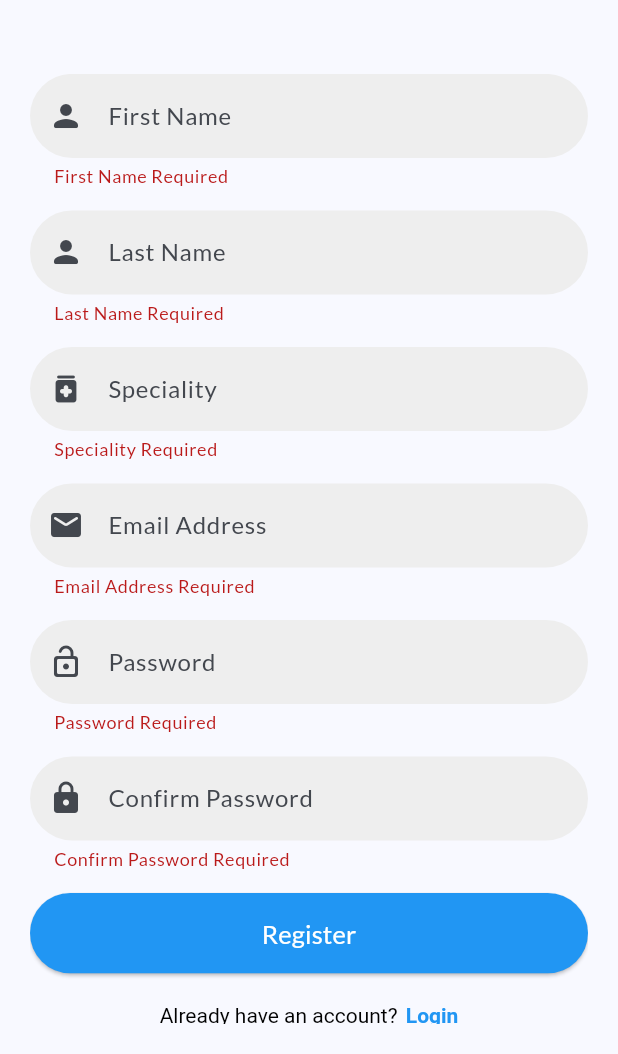
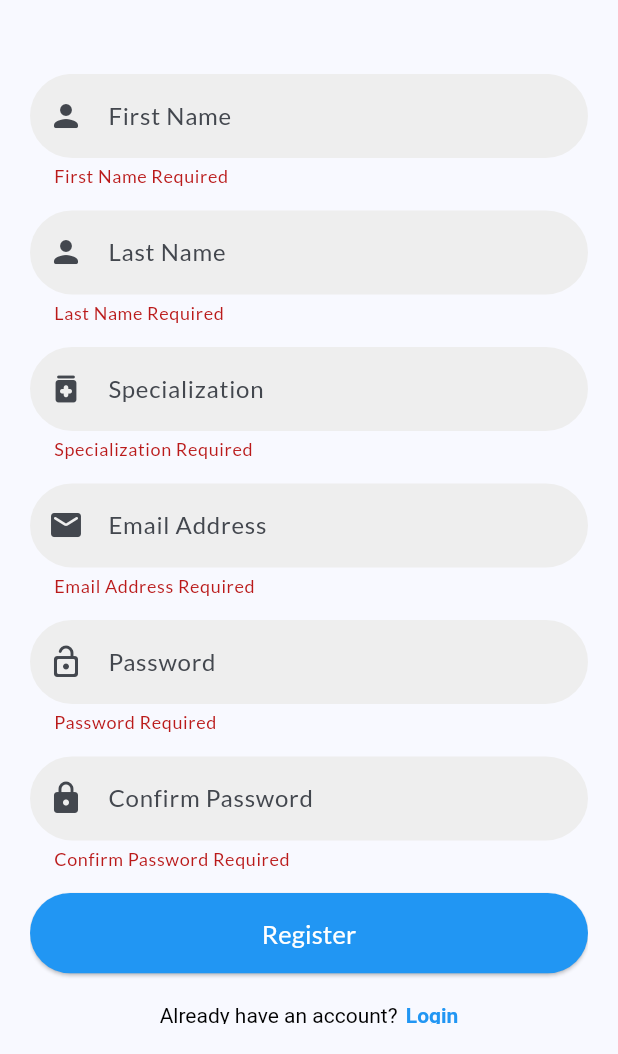
Before and after one commit to MuksithMRA/surgery_tracker, a Flutter app: the RegisterScreen screen opened directly, after a tap on "Register", on a phone screen of 412 x 824 dp, the part 182-1236 px from its top. Run offline on Flutter 3.47's test engine with Material 2 defaults, Android fonts, the phone set to English and light mode, and no system bars; our stand-ins replace google_fonts.

Commit message:
register ref

```diff
--- a/lib/constants/api_endpoint.dart
+++ b/lib/constants/api_endpoint.dart
@@ -1,3 +1,4 @@
 class ApiEndPoint {
-  static const registerWithEmailApi = "/account";
+  static const registerWithEmail = "/account";
+  static const getAllDBUsers = "/account";
 }
--- a/lib/screens/register.dart
+++ b/lib/screens/register.dart
@@ -2,6 +2,7 @@ import 'package:flutter/gestures.dart';
 import 'package:flutter/material.dart';
 import 'package:surgery_tracker/utils/screen_size.dart';
 import 'package:surgery_tracker/screens/login.dart';
+import 'package:surgery_tracker/widgets/custom_textfield.dart';
 import 'package:surgery_tracker/widgets/util_widgets.dart';
 
 import 'home.dart';
@@ -35,139 +36,80 @@ class _RegisterScreenState extends State<RegisterScreen> {
                   key: _key,
                   child: Column(
                     children: [
-                      TextFormField(
-                        autovalidateMode: AutovalidateMode.onUserInteraction,
+                      CustomTextField(
+                        prefixIcon: Icons.person_rounded,
                         validator: (value) {
                           if (value == null || value.isEmpty) {
                             return "First Name Required";
                           }
                           return null;
                         },
-                        decoration: InputDecoration(
-                          prefixIcon: const Icon(Icons.person_rounded),
-                          hintText: 'First Name',
-                          filled: true,
-                          fillColor: Colors.grey.shade200,
-                          border: OutlineInputBorder(
-                            borderSide: BorderSide.none,
-                            borderRadius: BorderRadius.circular(30),
-                          ),
-                        ),
+                        hintText: 'First Name',
                       ),
                       const SizedBox(
                         height: 15,
                       ),
-                      TextFormField(
-                        autovalidateMode: AutovalidateMode.onUserInteraction,
+                      CustomTextField(
+                        prefixIcon: Icons.person_rounded,
                         validator: (value) {
                           if (value == null || value.isEmpty) {
                             return "Last Name Required";
                           }
                           return null;
                         },
-                        keyboardType: TextInputType.number,
-                        decoration: InputDecoration(
-                          prefixIcon: const Icon(Icons.person_rounded),
-                          hintText: 'Last Name',
-                          filled: true,
-                          fillColor: Colors.grey.shade200,
-                          border: OutlineInputBorder(
-                            borderSide: BorderSide.none,
-                            borderRadius: BorderRadius.circular(30),
-                          ),
-                        ),
+                        hintText: 'Last Name',
                       ),
                       const SizedBox(
                         height: 15,
                       ),
-                      TextFormField(
-                        autovalidateMode: AutovalidateMode.onUserInteraction,
+                      CustomTextField(
+                        prefixIcon: Icons.medication_rounded,
                         validator: (value) {
                           if (value == null || value.isEmpty) {
-                            return "Speciality Required";
+                            return "Specialization Required";
                           }
                           return null;
                         },
-                        keyboardType: TextInputType.number,
-                        decoration: InputDecoration(
-                          prefixIcon: const Icon(Icons.medication_rounded),
-                          hintText: 'Speciality',
-                          filled: true,
-                          fillColor: Colors.grey.shade200,
-                          border: OutlineInputBorder(
-                            borderSide: BorderSide.none,
-                            borderRadius: BorderRadius.circular(30),
-                          ),
-                        ),
+                        hintText: 'Specialization',
                       ),
                       const SizedBox(
                         height: 15,
                       ),
-                      TextFormField(
-                        autovalidateMode: AutovalidateMode.onUserInteraction,
+                      CustomTextField(
+                        prefixIcon: Icons.mail_rounded,
                         validator: (value) {
                           if (value == null || value.isEmpty) {
                             return "Email Address Required";
                           }
                           return null;
                         },
-                        keyboardType: TextInputType.emailAddress,
-                        decoration: InputDecoration(
-                          prefixIcon: const Icon(Icons.mail_rounded),
-                          hintText: 'Email Address',
-                          filled: true,
-                          fillColor: Colors.grey.shade200,
-                          border: OutlineInputBorder(
-                            borderSide: BorderSide.none,
-                            borderRadius: BorderRadius.circular(30),
-                          ),
-                        ),
+                        hintText: 'Email Address',
                       ),
                       const SizedBox(
                         height: 15,
                       ),
-                      TextFormField(
-                        autovalidateMode: AutovalidateMode.onUserInteraction,
+                      CustomTextField(
+                        prefixIcon: Icons.lock_open_rounded,
                         validator: (value) {
                           if (value == null || value.isEmpty) {
                             return "Password Required";
                           }
                           return null;
                         },
-                        keyboardType: TextInputType.emailAddress,
-                        decoration: InputDecoration(
-                          prefixIcon: const Icon(Icons.lock_open_rounded),
-                          hintText: 'Password',
-                          filled: true,
-                          fillColor: Colors.grey.shade200,
-                          border: OutlineInputBorder(
-                            borderSide: BorderSide.none,
-                            borderRadius: BorderRadius.circular(30),
-                          ),
-                        ),
+                        hintText: 'Password',
                       ),
                       const SizedBox(
                         height: 15,
                       ),
-                      TextFormField(
-                        autovalidateMode: AutovalidateMode.onUserInteraction,
+                      CustomTextField(
+                        prefixIcon: Icons.lock_rounded,
                         validator: (value) {
                           if (value == null || value.isEmpty) {
                             return "Confirm Password Required";
                           }
                           return null;
                         },
-                        keyboardType: TextInputType.emailAddress,
-                        decoration: InputDecoration(
-                          prefixIcon: const Icon(Icons.lock_rounded),
-                          hintText: 'Confirm Password',
-                          filled: true,
-                          fillColor: Colors.grey.shade200,
-                          border: OutlineInputBorder(
-                            borderSide: BorderSide.none,
-                            borderRadius: BorderRadius.circular(30),
-                          ),
-                        ),
+                        hintText: 'Confirm Password',
                       ),
                       const SizedBox(
                         height: 15,
--- a/lib/services/auth_service.dart
+++ b/lib/services/auth_service.dart
@@ -1,5 +1,3 @@
-import 'dart:convert';
-
 import 'package:flutter/material.dart';
 import 'package:http/http.dart' as http;
 import 'package:surgery_tracker/models/app_user.dart';
@@ -16,8 +14,8 @@ class AuthService {
   static Future<http.Response?> register(AppUser registerDto) async {
     try {
       return await http.post(
-        Uri.parse("${Enviornment.apiUrl}${ApiEndPoint.registerWithEmailApi}"),
-        body: jsonEncode(registerDto.toMap()),
+        Uri.parse("${Enviornment.apiUrl}${ApiEndPoint.registerWithEmail}"),
+        body: registerDto.toJson(),
         headers: Utils.header(false),
       );
     } on Exception catch (ex) {
--- a/lib/widgets/custom_textfield.dart
+++ b/lib/widgets/custom_textfield.dart
@@ -3,16 +3,25 @@ import 'package:flutter/material.dart';
 class CustomTextField extends StatelessWidget {
   final String hintText;
   final String? Function(String?)? validator;
-  const CustomTextField({super.key, required this.hintText, this.validator});
+  final void Function(String)? onChange;
+  final IconData? prefixIcon;
+  const CustomTextField(
+      {super.key,
+      required this.hintText,
+      this.validator,
+      this.onChange,
+      this.prefixIcon});
 
   @override
   Widget build(BuildContext context) {
     return TextFormField(
+      onChanged: onChange,
       autovalidateMode: AutovalidateMode.onUserInteraction,
       validator: validator,
       decoration: InputDecoration(
         hintText: hintText,
         filled: true,
+        prefixIcon: prefixIcon != null ? Icon(prefixIcon) : null,
         fillColor: Colors.grey.shade200,
         border: OutlineInputBorder(
           borderSide: BorderSide.none,
```
